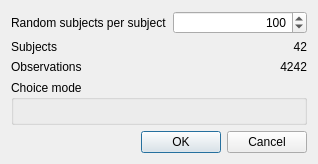
Before: the Qt Designer form gui/uic/copycat_simulation.ui in prestsoftware/prest, drawn with Qt 5.
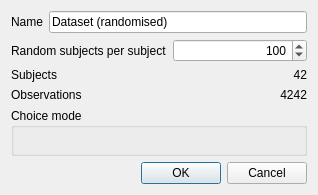
After: the same form once the commit is applied. Custom widgets are drawn as their Qt base class.

Commit message: Let user name copycat datasets.

```diff
--- a/gui/uic/copycat_simulation.ui
+++ b/gui/uic/copycat_simulation.ui
@@ -7,13 +7,31 @@
     <x>0</x>
     <y>0</y>
     <width>318</width>
-    <height>164</height>
+    <height>195</height>
    </rect>
   </property>
   <property name="windowTitle">
    <string>Generate similar dataset</string>
   </property>
   <layout class="QVBoxLayout" name="verticalLayout">
+   <item>
+    <layout class="QHBoxLayout" name="horizontalLayout_2">
+     <item>
+      <widget class="QLabel" name="label_4">
+       <property name="text">
+        <string>Name</string>
+       </property>
+      </widget>
+     </item>
+     <item>
+      <widget class="QLineEdit" name="leName">
+       <property name="text">
+        <string>Dataset (randomised)</string>
+       </property>
+      </widget>
+     </item>
+    </layout>
+   </item>
    <item>
     <layout class="QGridLayout" name="gridLayout">
      <item row="0" column="0">
```
The commit also changes 3 other files.
